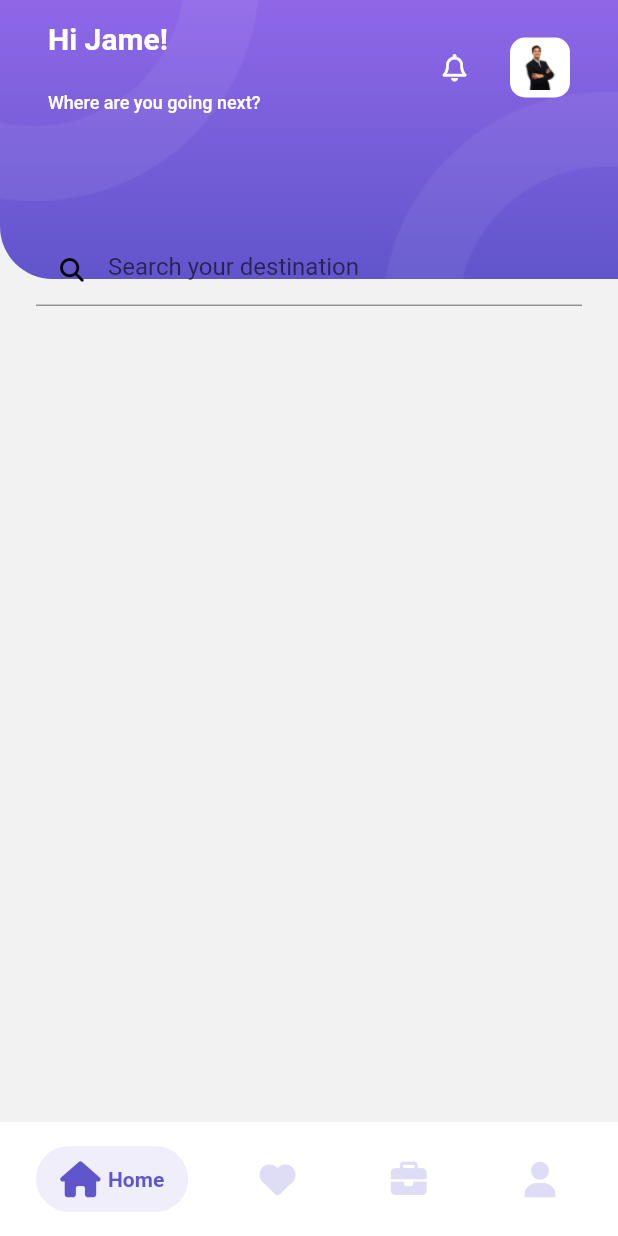
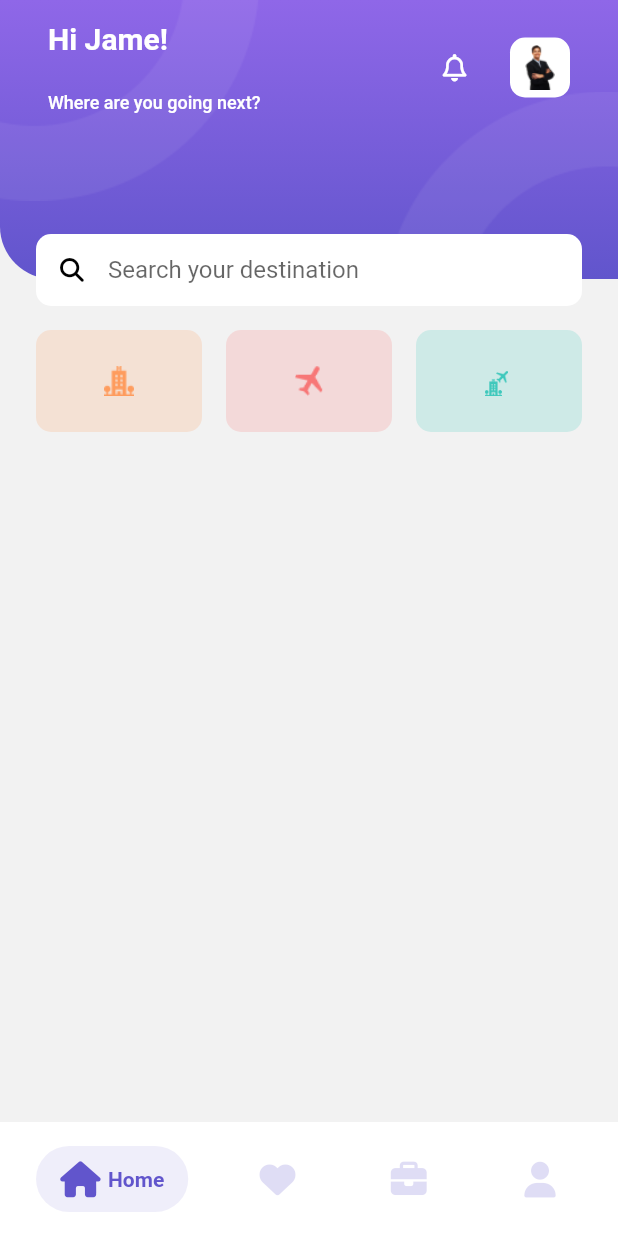
Before and after one commit to bhtri/flutter-travel-app, a Flutter app: the MainApp screen opened by its route, on a phone screen of 412 x 824 dp. Run offline on Flutter 3.47's test engine with Material 2 defaults, Android fonts, the phone set to English and light mode, and no system bars; drawn by our look-alikes of salomon_bottom_bar; our stand-ins replace font_awesome_flutter, hive, smooth_page_indicator; accounts and stored records are empty.

Commit message:
✅ #12 Make HomeScreen App

```diff
--- a/lib/representation/screen/home_screen.dart
+++ b/lib/representation/screen/home_screen.dart
@@ -3,16 +3,39 @@ import 'package:font_awesome_flutter/font_awesome_flutter.dart';
 import 'package:travel_app/core/constants/dimension_constants.dart';
 import 'package:travel_app/core/helpers/asset_helper.dart';
 import 'package:travel_app/core/helpers/image_helper.dart';
+import 'package:travel_app/representation/screen/hotel_screen.dart';
 import 'package:travel_app/representation/widget/app_bar_container.dart';
 
-class HoneScreen extends StatefulWidget {
-  const HoneScreen({super.key});
+class HomeScreen extends StatefulWidget {
+  const HomeScreen({super.key});
+
+  static const String routeName = '/home_screen';
 
   @override
-  State<HoneScreen> createState() => _HoneScreenState();
+  State<HomeScreen> createState() => _HomeScreenState();
 }
 
-class _HoneScreenState extends State<HoneScreen> {
+class _HomeScreenState extends State<HomeScreen> {
+  Widget _builtItemCategory(Widget icon, Color color, Function() onTap, String title) {
+    return GestureDetector(
+      onTap: onTap,
+      child: Column(
+        children: [
+          Container(
+            width: double.infinity,
+            padding: const EdgeInsets.symmetric(vertical: kMediumPadding),
+            decoration: BoxDecoration(
+              color: color.withOpacity(0.2),
+              borderRadius: BorderRadius.circular(kItemPadding),
+            ),
+            child: icon,
+          ),
+          const SizedBox(height: kItemPadding),
+        ],
+      ),
+    );
+  }
+
   @override
   Widget build(BuildContext context) {
     return AppBarContainer(
@@ -63,8 +86,8 @@ class _HoneScreenState extends State<HoneScreen> {
         ),
       ),
       child: Column(
-        children: const [
-          TextField(
+        children: [
+          const TextField(
             decoration: InputDecoration(
               hintText: 'Search your destination',
               prefixIcon: Padding(
@@ -75,7 +98,59 @@ class _HoneScreenState extends State<HoneScreen> {
                   size: kDefaultPadding,
                 ),
               ),
+              filled: true,
+              fillColor: Colors.white,
+              border: OutlineInputBorder(
+                borderSide: BorderSide.none,
+                borderRadius: BorderRadius.all(Radius.circular(kItemPadding)),
+              ),
+              contentPadding: EdgeInsets.symmetric(horizontal: kItemPadding),
             ),
+          ),
+          const SizedBox(height: kDefaultPadding),
+          Row(
+            children: [
+              Expanded(
+                child: _builtItemCategory(
+                  ImageHelper.loadFromAsset(
+                    AssetHelper.icoHotel,
+                    width: kBottomBarIconSize,
+                    height: kBottomBarIconSize,
+                  ),
+                  const Color(0xffFE9C5E),
+                  () {
+                    Navigator.of(context).pushNamed(HotelScreen.routeName);
+                  },
+                  'Hotels',
+                ),
+              ),
+              const SizedBox(width: kDefaultPadding),
+              Expanded(
+                child: _builtItemCategory(
+                  ImageHelper.loadFromAsset(
+                    AssetHelper.icoPlane,
+                    width: kBottomBarIconSize,
+                    height: kBottomBarIconSize,
+                  ),
+                  const Color(0xffF77777),
+                  () {},
+                  'Flights',
+                ),
+              ),
+              const SizedBox(width: kDefaultPadding),
+              Expanded(
+                child: _builtItemCategory(
+                  ImageHelper.loadFromAsset(
+                    AssetHelper.icoHotelPlane,
+                    width: kBottomBarIconSize,
+                    height: kBottomBarIconSize,
+                  ),
+                  const Color(0xff3EC8BC),
+                  () {},
+                  'All',
+                ),
+              ),
+            ],
           )
         ],
       ),
--- /dev/null
+++ b/lib/representation/screen/hotel_screen.dart
@@ -0,0 +1,17 @@
+import 'package:flutter/material.dart';
+
+class HotelScreen extends StatefulWidget {
+  const HotelScreen({super.key});
+
+  static const String routeName = '/hotel_screen';
+
+  @override
+  State<HotelScreen> createState() => _HotelScreenState();
+}
+
+class _HotelScreenState extends State<HotelScreen> {
+  @override
+  Widget build(BuildContext context) {
+    return Container();
+  }
+}
--- a/lib/representation/screen/intro_screen.dart
+++ b/lib/representation/screen/intro_screen.dart
@@ -12,7 +12,7 @@ import 'package:travel_app/representation/widget/button_widget.dart';
 class IntroScreen extends StatefulWidget {
   const IntroScreen({super.key});
 
-  static const String routeName = 'intro_screen';
+  static const String routeName = '/intro_screen';
 
   @override
   State<IntroScreen> createState() => _IntroScreenState();
--- a/lib/representation/screen/main_app.dart
+++ b/lib/representation/screen/main_app.dart
@@ -8,7 +8,7 @@ import 'package:travel_app/representation/screen/home_screen.dart';
 class MainApp extends StatefulWidget {
   const MainApp({super.key});
 
-  static const String routeName = '/ main_app';
+  static const String routeName = '/main_app';
 
   @override
   State<MainApp> createState() => _MainAppState();
@@ -24,7 +24,7 @@ class _MainAppState extends State<MainApp> {
       body: IndexedStack(
         index: _currentIndex,
         children: [
-          const HoneScreen(),
+          const HomeScreen(),
           Container(color: Colors.blue),
           Container(color: Colors.brown),
           Container(color: Colors.yellow),
--- a/lib/routes.dart
+++ b/lib/routes.dart
@@ -1,4 +1,6 @@
 import 'package:flutter/material.dart';
+import 'package:travel_app/representation/screen/home_screen.dart';
+import 'package:travel_app/representation/screen/hotel_screen.dart';
 import 'package:travel_app/representation/screen/intro_screen.dart';
 import 'package:travel_app/representation/screen/main_app.dart';
 import 'package:travel_app/representation/screen/splash_screen.dart';
@@ -7,4 +9,6 @@ final Map<String, WidgetBuilder> routes = {
   SplashScreen.routeName: (context) => const SplashScreen(),
   IntroScreen.routeName: (context) => const IntroScreen(),
   MainApp.routeName: (context) => const MainApp(),
+  HomeScreen.routeName: (context) => const HomeScreen(),
+  HotelScreen.routeName: (context) => const HotelScreen(),
 };
```
